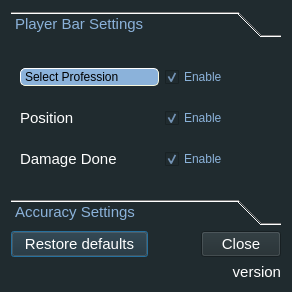
The window that configurator.ui (Tyrox92/Gw2SPECS) describes before a commit, drawn with Qt 5.
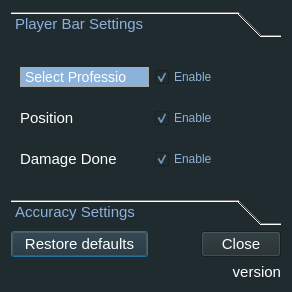
The same window after the commit.

Commit message: Added AutoUpdate + UI Polish

What changed in the file:
```diff
--- a/configurator.ui
+++ b/configurator.ui
@@ -192,34 +192,27 @@
          <property name="styleSheet">
           <string notr="true">QComboBox {
     background-color: #8BB2DA;
-	color: rgb(0, 0, 0);
-    border-style: outset;
-    border-width: 1px;
-    border-radius: 5px;
-    border-color: beige;
+	color: rgb(255, 255, 255);
+    border: 1px solid #AAA;
+	font-size: 14px;
 }
 QComboBox:editable {
     background: #8BB2DA;
+	color: rgb(255, 255, 255);
 }
 
 QComboBox:on { /* shift the text when the popup opens */
     padding-top: 3px;
     padding-left: 4px;
 }
-QComboBox:on { /* shift the text when the popup opens */
-    padding-top: 3px;
-    padding-left: 4px;
-}
+
 QComboBox::drop-down {
     subcontrol-origin: padding;
     subcontrol-position: top right;
-    width: 40px;
+	color: rgb(255, 255, 255);
+	border:none;
 
-    border-left-width: 1px;
-    border-left-color:#8BB2DA;
-    border-left-style: solid; /* just a single line */
-    border-top-right-radius: 3px; /* same radius as the QComboBox */
-    border-bottom-right-radius: 3px;
+
 }
 QComboBox::down-arrow:on { /* shift the arrow when popup is open */
     top: 1px;
@@ -228,6 +221,7 @@
 QComboBox QAbstractItemView {
     border: 2px solid darkgray;
     selection-background-color:#8BB2DA;
+	color: rgb(255, 255, 255);
 }</string>
          </property>
          <property name="editable">
```
The commit also changes 2 other files.
